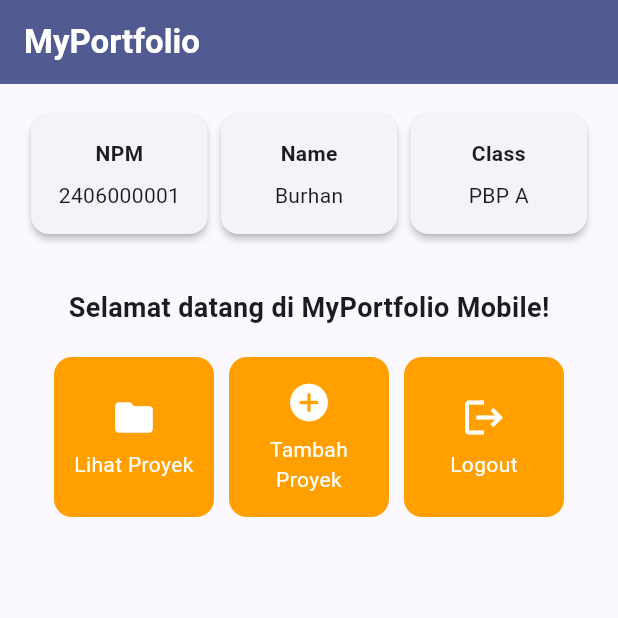
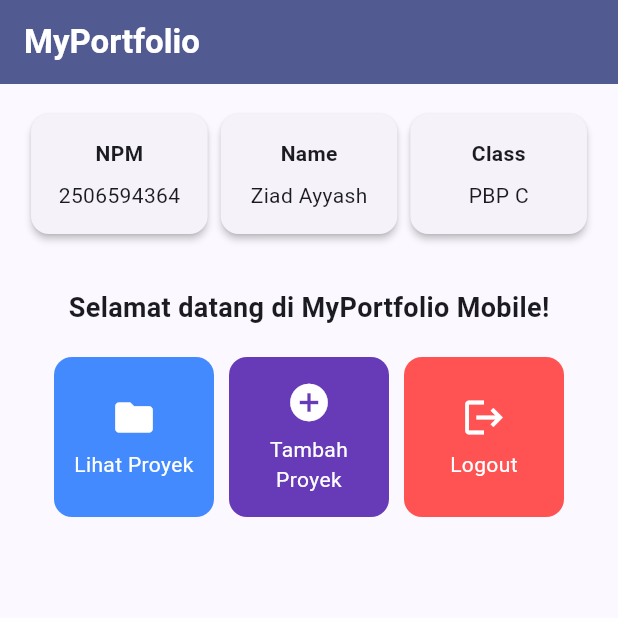
Before and after one commit to ziad-ayyash/myportofolio_mobile, a Flutter app: the screen it shows after launch, on a phone screen of 412 x 824 dp, the top half of it. Run offline on Flutter 3.47's test engine with Material 3 defaults, Android fonts, the phone set to English and light mode, and no system bars.

Commit message:
feat(tugas-7): implemented colored buttons

```diff
--- a/lib/menu.dart
+++ b/lib/menu.dart
@@ -3,14 +3,14 @@ import 'package:flutter/material.dart';
 class MyHomePage extends StatelessWidget {
   MyHomePage({super.key});
 
-  final String npm = "2406000001";
-  final String nama = "Burhan";
-  final String kelas = "PBP A";
+  final String npm = "2506594364";
+  final String nama = "Ziad Ayyash";
+  final String kelas = "PBP C";
 
   final List<ItemHomepage> items = [
-    ItemHomepage("Lihat Proyek", Icons.folder),
-    ItemHomepage("Tambah Proyek", Icons.add_circle),
-    ItemHomepage("Logout", Icons.logout),
+    ItemHomepage("Lihat Proyek", Icons.folder, Colors.blueAccent),
+    ItemHomepage("Tambah Proyek", Icons.add_circle, Colors.deepPurple),
+    ItemHomepage("Logout", Icons.logout, Colors.redAccent),
   ];
 
   @override
@@ -21,10 +21,7 @@ class MyHomePage extends StatelessWidget {
       appBar: AppBar(
         title: const Text(
           'MyPortfolio',
-          style: TextStyle(
-            color: Colors.white,
-            fontWeight: FontWeight.bold,
-          ),
+          style: TextStyle(color: Colors.white, fontWeight: FontWeight.bold),
         ),
         backgroundColor: Theme.of(context).colorScheme.primary,
       ),
@@ -103,10 +100,7 @@ class InfoCard extends StatelessWidget {
         // Menyusun teks title dan content secara vertikal.
         child: Column(
           children: [
-            Text(
-              title,
-              style: const TextStyle(fontWeight: FontWeight.bold),
-            ),
+            Text(title, style: const TextStyle(fontWeight: FontWeight.bold)),
             const SizedBox(height: 8.0),
             Text(content),
           ],
@@ -119,8 +113,9 @@ class InfoCard extends StatelessWidget {
 class ItemHomepage {
   final String name;
   final IconData icon;
+  final Color? color;
 
-  ItemHomepage(this.name, this.icon);
+  ItemHomepage(this.name, this.icon, [this.color]);
 }
 
 class ItemCard extends StatelessWidget {
@@ -132,7 +127,7 @@ class ItemCard extends StatelessWidget {
   Widget build(BuildContext context) {
     return Material(
       // Menggunakan warna sekunder dari skema tema aplikasi.
-      color: Theme.of(context).colorScheme.secondary,
+      color: item.color ?? Theme.of(context).colorScheme.secondary,
       borderRadius: BorderRadius.circular(12),
       child: InkWell(
         // Aksi ketika kartu ditekan oleh pengguna.
@@ -141,7 +136,9 @@ class ItemCard extends StatelessWidget {
           ScaffoldMessenger.of(context)
             ..hideCurrentSnackBar()
             ..showSnackBar(
-              SnackBar(content: Text("Kamu telah menekan tombol ${item.name}!"))
+              SnackBar(
+                content: Text("Kamu telah menekan tombol ${item.name}!"),
+              ),
             );
         },
         child: Container(
@@ -150,11 +147,7 @@ class ItemCard extends StatelessWidget {
             child: Column(
               mainAxisAlignment: MainAxisAlignment.center,
               children: [
-                Icon(
-                  item.icon,
-                  color: Colors.white,
-                  size: 30.0,
-                ),
+                Icon(item.icon, color: Colors.white, size: 30.0),
                 const Padding(padding: EdgeInsets.all(3)),
                 Text(
                   item.name,
```
